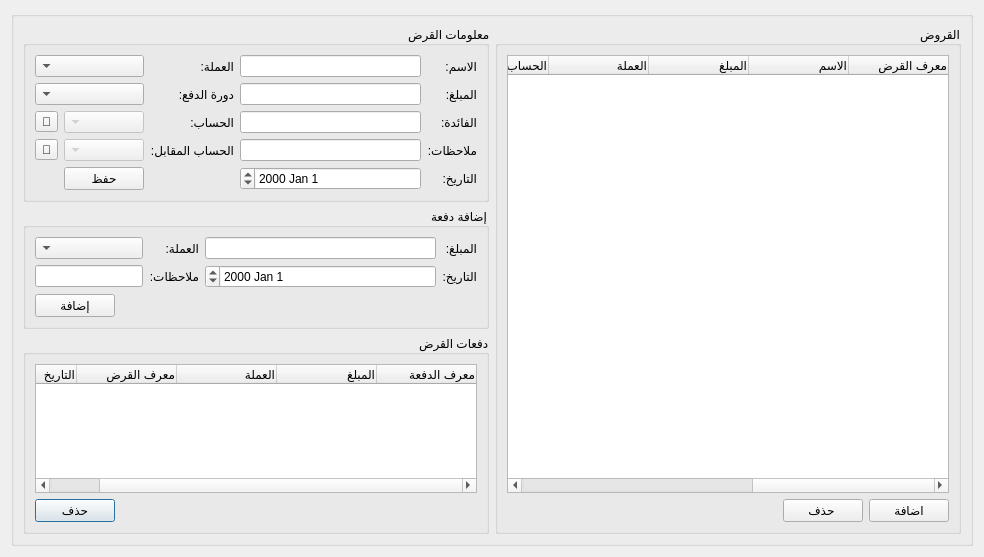
Above: Ui_Loans.ui from rabee361/E-commerce2 before the change. Below: the same form after it.
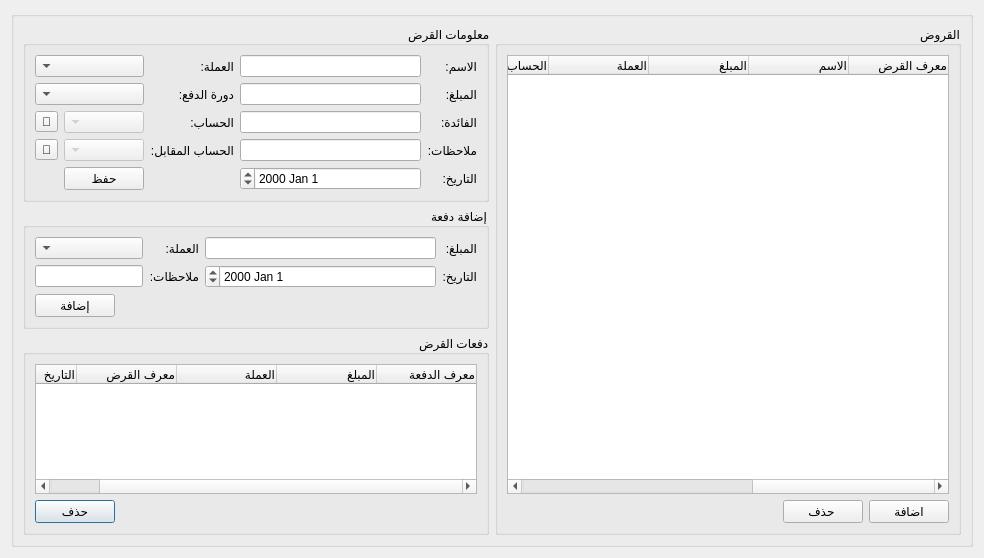
That is the form after the change. Icons and pictures are not drawn.

Diff of the .ui file:
```diff
--- a/Ui_Loans.ui
+++ b/Ui_Loans.ui
@@ -10,7 +10,7 @@
     <x>0</x>
     <y>0</y>
     <width>984</width>
-    <height>557</height>
+    <height>558</height>
    </rect>
   </property>
   <property name="windowTitle">
```
